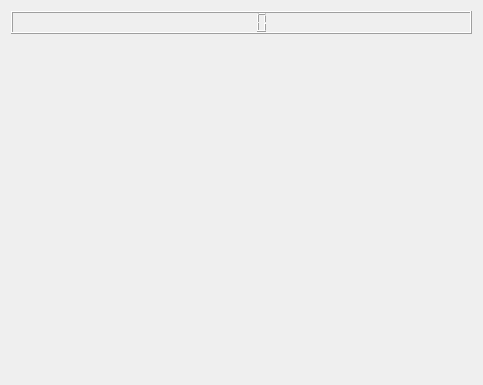
Above: masterdialog.ui from richelbilderbeek/QStackedWidget_example_2 before the change. Below: the same form after it.
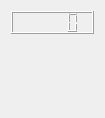
That is the form after the change.

```diff
--- a/masterdialog.ui
+++ b/masterdialog.ui
@@ -6,16 +6,31 @@
    <rect>
     <x>0</x>
     <y>0</y>
-    <width>483</width>
-    <height>385</height>
+    <width>105</width>
+    <height>118</height>
    </rect>
   </property>
+  <property name="sizePolicy">
+   <sizepolicy hsizetype="Maximum" vsizetype="Maximum">
+    <horstretch>0</horstretch>
+    <verstretch>0</verstretch>
+   </sizepolicy>
+  </property>
   <property name="windowTitle">
    <string>MasterDialog</string>
   </property>
+  <property name="windowOpacity">
+   <double>1.000000000000000</double>
+  </property>
+  <property name="styleSheet">
+   <string notr="true"/>
+  </property>
   <layout class="QGridLayout" name="gridLayout">
    <item row="1" column="0">
     <widget class="QStackedWidget" name="stackedWidget">
+     <property name="styleSheet">
+      <string notr="true"/>
+     </property>
      <property name="currentIndex">
       <number>-1</number>
      </property>
```
